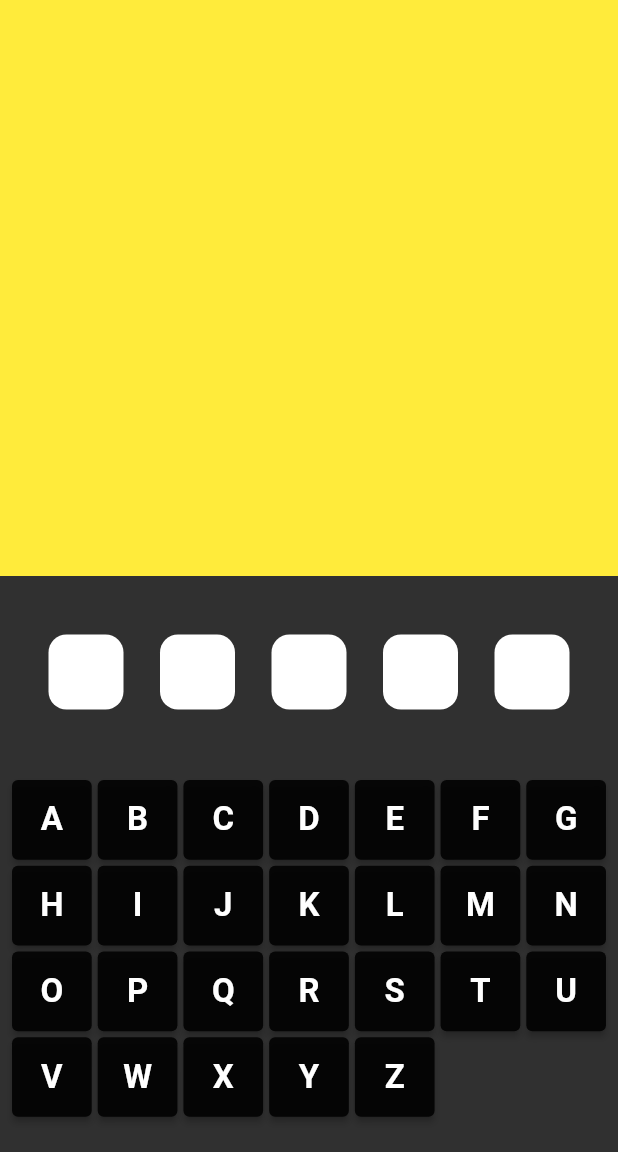
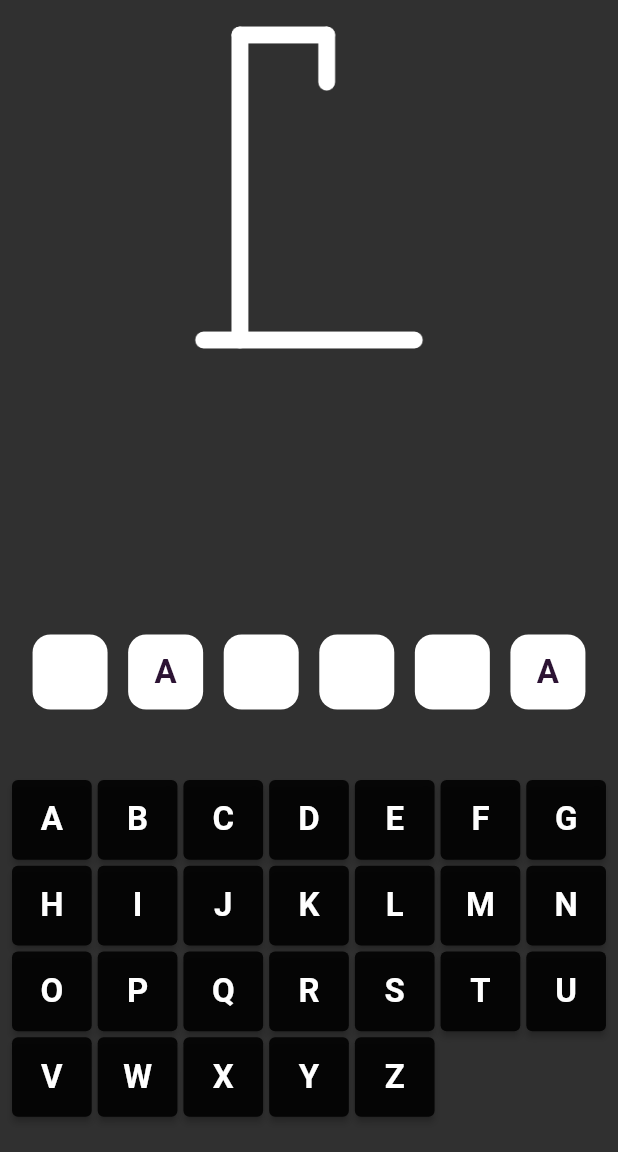
Before and after one commit to KABITATHUYAJU98/flutter_hangman, a Flutter app: the screen it shows after launch, after a tap on an icon or button, on a phone screen of 412 x 824 dp, the part 84-1236 px from its top. Run offline on Flutter 3.47's test engine with Material 2 defaults, Android fonts, the light colour scheme and no system bars.

Commit message:
'completed_simple_hangman'

```diff
--- a/lib/game_screen.dart
+++ b/lib/game_screen.dart
@@ -1,4 +1,6 @@
 import 'package:flutter/material.dart';
+import 'package:flutter_hangman/const/const.dart';
+import 'package:flutter_hangman/games/figure_widget.dart';
 import 'package:flutter_hangman/games/hidden_letters.dart';
 
 class GameScreen extends StatefulWidget {
@@ -10,8 +12,10 @@ class GameScreen extends StatefulWidget {
 
 class _GameScreenState extends State<GameScreen> {
   var characters = "abcdefghijklmnopqrstuvwxyz".toUpperCase();
-  var word = "baaba".toUpperCase();
+  var word = "kabita".toUpperCase();
   List<String> selectedChar = [];
+
+  var tries = 0;
 
   @override
   Widget build(BuildContext context) {
@@ -31,7 +35,18 @@ class _GameScreenState extends State<GameScreen> {
               children: [
                 Expanded(
                   flex: 3,
-                  child: Container(color: Colors.yellow),
+                  child: Stack(
+                    // color: Colors.yellow -- use stack instead of container
+                    children: [
+                      figure(GameUI.hang, tries >= 0),
+                      figure(GameUI.head, tries >= 1),
+                      figure(GameUI.body, tries >= 2),
+                      figure(GameUI.leftArm, tries >= 3),
+                      figure(GameUI.rightArm, tries >= 4),
+                      figure(GameUI.leftLeg, tries >= 5),
+                      figure(GameUI.rightLeg, tries >= 6),
+                    ],
+                  ),
                 ),
                 Expanded(
                   child: Container(
@@ -65,7 +80,18 @@ class _GameScreenState extends State<GameScreen> {
                     return ElevatedButton(
                         style: ElevatedButton.styleFrom(
                             backgroundColor: Colors.black87),
-                        onPressed: () {},
+                        onPressed: () {
+                          if (!selectedChar.contains(e.toUpperCase())) {
+                            //checks if it is already in the list or not | if cond. true
+                            setState(() {
+                              selectedChar.add(e.toUpperCase());
+
+                              if (!word.split("").contains(e.toUpperCase())) {
+                                tries++;
+                              }
+                            });
+                          }
+                        },
                         child: Text(
                           e,
                           style: const TextStyle(
--- a/lib/games/figure_widget.dart
+++ b/lib/games/figure_widget.dart
@@ -0,0 +1,8 @@
+import 'package:flutter/material.dart';
+
+Widget figure(String path, bool visible) {
+  return Container(
+      width: 250,
+      height: 250,
+      child: Visibility(visible: visible, child: Image.asset(path)));
+}
```
